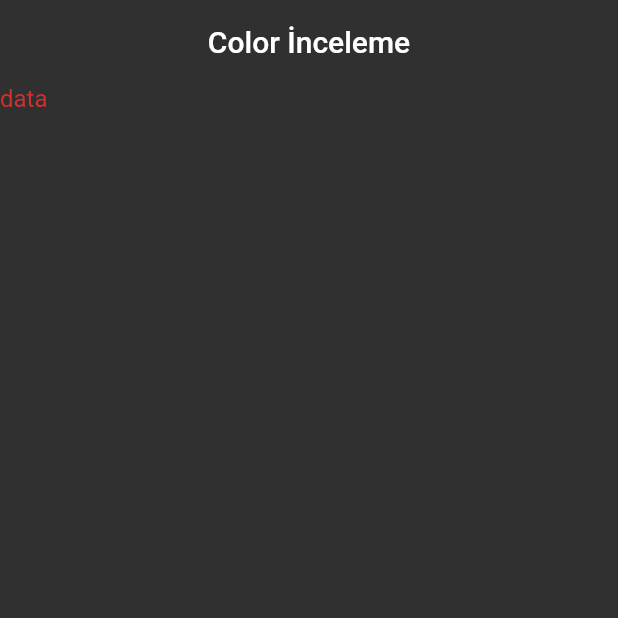
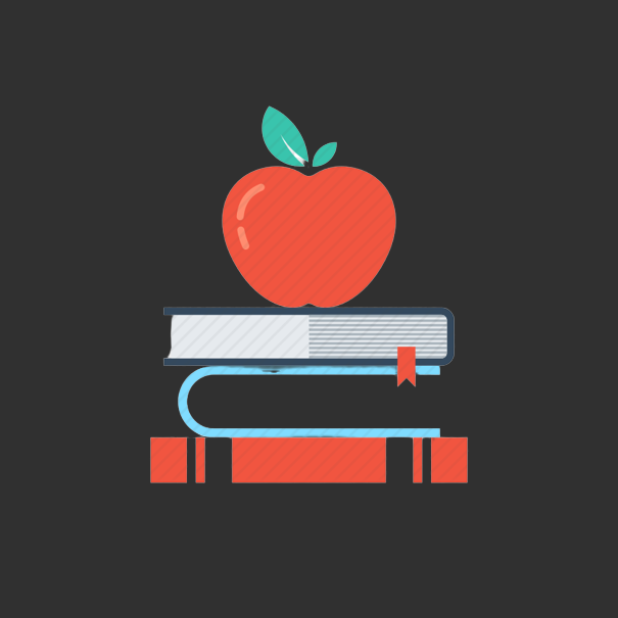
Before and after one commit to cemccccc/Flutter2, a Flutter app: the screen it shows after launch, on a phone screen of 412 x 824 dp, the top half of it. Run offline on Flutter 3.47's test engine with Material 2 defaults, Android fonts, the phone set to English and light mode, and no system bars.

Commit message:
20220621 commit

```diff
--- /dev/null
+++ b/lib/101/image.learn.dart
@@ -0,0 +1,19 @@
+import 'package:flutter/material.dart';
+
+class ImageLearn extends StatelessWidget {
+  const ImageLearn({Key? key}) : super(key: key);
+
+  @override
+  Widget build(BuildContext context) {
+    return Scaffold(
+      appBar: AppBar(),
+      body: Column(
+        children: [Image.asset(ImageItems().appleWithBook)],
+      ),
+    );
+  }
+}
+
+class ImageItems {
+  final String appleWithBook = 'assets/apple.png';
+}
--- a/lib/main.dart
+++ b/lib/main.dart
@@ -3,11 +3,15 @@ import 'package:flutter/services.dart';
 
 import '101/appbar.dart';
 import '101/button_learn.dart';
+import '101/card_learn.dart';
 import '101/color.learn.dart';
 import '101/container_sizedbox_learn.dart';
 import '101/icon_learn.dart';
+import '101/image.learn.dart';
 import '101/kendi_text_fieldim.dart';
+import '101/padding_learn.dart';
 import '101/scaffold_learn.dart';
+import '101/stateless_learn.dart';
 import '101/text_learn_view.dart';
 
 void main() => runApp(MyApp());
@@ -20,6 +24,9 @@ class MyApp extends StatelessWidget {
     return MaterialApp(
       debugShowCheckedModeBanner: false,
       theme: ThemeData.dark().copyWith(
+        cardTheme: CardTheme(
+            shape: RoundedRectangleBorder(
+                borderRadius: BorderRadius.circular(10))),
         appBarTheme: const AppBarTheme(
             centerTitle: true,
             systemOverlayStyle: SystemUiOverlayStyle.light,
@@ -27,7 +34,7 @@ class MyApp extends StatelessWidget {
             elevation: 0),
       ),
       title: 'Güzel Başlık',
-      home: ColorLearn(),
+      home: ImageLearn(),
     );
   }
 }
--- a/pubspec.yaml
+++ b/pubspec.yaml
@@ -58,9 +58,8 @@ flutter:
   uses-material-design: true
 
   # To add assets to your application, add an assets section, like this:
-  # assets:
-  #   - images/a_dot_burr.jpeg
-  #   - images/a_dot_ham.jpeg
+  assets:
+    - assets/
 
   # An image asset can refer to one or more resolution-specific "variants", see
   # https://flutter.dev/assets-and-images/#resolution-aware.
```
Also changed, not shown: lib/101/card_learn.dart (added, +69 -0 lines), lib/101/padding_learn.dart (added, +35 -0 lines), lib/101/stateless_learn.dart (added, +61 -0 lines), assets/apple.png (added), assets/book.png (added), assets/circle.png (added), assets/home.png (added), assets/house.png (added).
